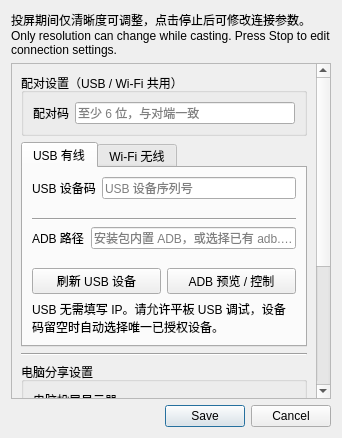
Qt form Fukaros/settings.ui (HuTaoUnknow/Fukaros-Furina) before a commit.
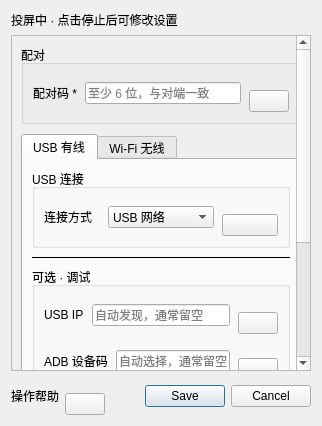
The same form after that commit. Custom widgets are drawn as their Qt base class.

Commit message: Release paired Fukaros 0.4.10 and Furina 0.4.11

Patch:
```diff
--- a/Fukaros/settings.ui
+++ b/Fukaros/settings.ui
@@ -9,8 +9,7 @@
    <item>
     <widget class="QLabel" name="sessionSettingsHint">
      <property name="text">
-      <string>投屏期间仅清晰度可调整，点击停止后可修改连接参数。
-Only resolution can change while casting. Press Stop to edit connection settings.</string>
+      <string>投屏中 · 点击停止后可修改设置</string>
      </property>
      <property name="wordWrap">
       <bool>true</bool>
@@ -27,31 +26,91 @@
      </property>
      <widget class="QWidget" name="settingsContents">
       <layout class="QVBoxLayout" name="settingsLayout">
+       <property name="sizeConstraint">
+        <enum>QLayout::SetMinimumSize</enum>
+       </property>
+       <property name="spacing">
+        <number>10</number>
+       </property>
        <item>
         <widget class="QGroupBox" name="pairingGroup">
          <property name="title">
-          <string>配对设置（USB / Wi-Fi 共用）</string>
+          <string>配对</string>
          </property>
          <layout class="QVBoxLayout" name="pairingGroupLayout">
+          <property name="spacing">
+           <number>8</number>
+          </property>
           <item>
-           <layout class="QFormLayout" name="pairingForm">
-            <item row="0" column="0">
+           <layout class="QHBoxLayout" name="tokenRow">
+            <item>
              <widget class="QLabel" name="tokenLabel">
               <property name="text">
-               <string>配对码</string>
+               <string>配对码 *</string>
               </property>
               <property name="wordWrap">
                <bool>true</bool>
               </property>
              </widget>
             </item>
-            <item row="0" column="1">
+            <item>
              <widget class="QLineEdit" name="token">
               <property name="placeholderText">
                <string>至少 6 位，与对端一致</string>
               </property>
+              <property name="readOnly">
+               <bool>false</bool>
+              </property>
              </widget>
             </item>
+            <item>
+             <layout class="QVBoxLayout" name="pairingHelpLayout">
+              <property name="spacing">
+               <number>0</number>
+              </property>
+              <property name="leftMargin">
+               <number>0</number>
+              </property>
+              <property name="topMargin">
+               <number>0</number>
+              </property>
+              <property name="rightMargin">
+               <number>0</number>
+              </property>
+              <property name="bottomMargin">
+               <number>0</number>
+              </property>
+              <item>
+               <spacer name="pairingHelpSpring">
+                <property name="orientation">
+                 <enum>Qt::Vertical</enum>
+                </property>
+                <property name="sizeType">
+                 <enum>QSizePolicy::Minimum</enum>
+                </property>
+                <property name="sizeHint" stdset="0">
+                 <size>
+                  <width>0</width>
+                  <height>16</height>
+                 </size>
+                </property>
+               </spacer>
+              </item>
+              <item>
+               <widget class="StepHelpButton" name="pairingHelp">
+                <property name="helpTitle" stdset="0">
+                 <string>配对设置</string>
+                </property>
+                <property name="steps" stdset="0">
+                 <string>1. 在平板 Furina 的设置中查看配对码。
+2. 在电脑 Fukaros 填入相同的配对码，至少 6 位。
+3. 保存两端设置，再选择投屏方向并按开始。
+4. 对端点击“同意”后开始投屏。</string>
+                </property>
+               </widget>
+              </item>
+             </layout>
+            </item>
            </layout>
           </item>
          </layout>
@@ -64,26 +123,106 @@
            <string>USB 有线</string>
           </attribute>
           <layout class="QVBoxLayout" name="usbPageLayout">
+           <property name="spacing">
+            <number>8</number>
+           </property>
+           <property name="sizeConstraint">
+            <enum>QLayout::SetMinimumSize</enum>
+           </property>
            <item>
-            <layout class="QFormLayout" name="usbPageForm">
-             <item row="0" column="0">
-              <widget class="QLabel" name="serialLabel">
-               <property name="text">
-                <string>USB 设备码</string>
-               </property>
-               <property name="wordWrap">
-                <bool>true</bool>
-               </property>
-              </widget>
-             </item>
-             <item row="0" column="1">
-              <widget class="QLineEdit" name="serial">
-               <property name="placeholderText">
-                <string>USB 设备序列号</string>
-               </property>
-              </widget>
-             </item>
-            </layout>
+            <widget class="QGroupBox" name="usbPrimaryGroup">
+             <property name="title">
+              <string>USB 连接</string>
+             </property>
+             <property name="settingsRole" stdset="0">
+              <string>required</string>
+             </property>
+             <layout class="QVBoxLayout" name="usbPrimaryGroupLayout">
+              <property name="spacing">
+               <number>8</number>
+              </property>
+              <item>
+               <layout class="QHBoxLayout" name="usbModeRow">
+                <item>
+                 <widget class="QLabel" name="usbModeLabel">
+                  <property name="text">
+                   <string>连接方式</string>
+                  </property>
+                  <property name="wordWrap">
+                   <bool>true</bool>
+                  </property>
+                 </widget>
+                </item>
+                <item>
+                 <widget class="FurinaComboBox" name="usbMode">
+                  <item>
+                   <property name="text">
+                    <string>USB 网络</string>
+                   </property>
+                  </item>
+                  <item>
+                   <property name="text">
+                    <string>ADB 兼容模式</string>
+                   </property>
+                  </item>
+                 </widget>
+                </item>
+                <item>
+                 <layout class="QVBoxLayout" name="usbStepsLayout">
+                  <property name="spacing">
+                   <number>0</number>
+                  </property>
+                  <property name="leftMargin">
+                   <number>0</number>
+                  </property>
+                  <property name="topMargin">
+                   <number>0</number>
+                  </property>
+                  <property name="rightMargin">
+                   <number>0</number>
+                  </property>
+                  <property name="bottomMargin">
+                   <number>0</number>
+                  </property>
+                  <item>
+                   <spacer name="usbStepsSpring">
+                    <property name="orientation">
+                     <enum>Qt::Vertical</enum>
+                    </property>
+                    <property name="sizeType">
+                     <enum>QSizePolicy::Minimum</enum>
+                    </property>
+                    <property name="sizeHint" stdset="0">
+                     <size>
+                      <width>0</width>
+                      <height>16</height>
+                     </size>
+                    </property>
+                   </spacer>
+                  </item>
+                  <item>
+                   <widget class="StepHelpButton" name="usbSteps">
+                    <property name="helpTitle" stdset="0">
+                     <string>USB 操作步骤</string>
+                    </property>
+                    <property name="steps" stdset="0">
+                     <string>1. 接好支持数据传输的 USB 数据线。
+2. 在平板系统设置中开启“USB 网络共享”。
+3. Furina 选择 USB 有线，保存后按开始。
+4. 电脑连接方式选择“USB 网络”，USB IP 留空即可自动寻找。
+5. 配对码与平板一致，保存后按开始，由对端同意。
+6. 无需 USB 调试；仅插线、充电或文件传输模式无法投屏。
+
+ADB 兼容模式：请先开启平板 USB 调试，并允许电脑授权。</string>
+                    </property>
+                   </widget>
+                  </item>
+                 </layout>
+                </item>
+               </layout>
+              </item>
+             </layout>
+            </widget>
            </item>
            <item>
             <widget class="QFrame" name="usbSeparator">
@@ -91,58 +230,233 @@
               <enum>QFrame::HLine</enum>
              </property>
              <property name="frameShadow">
-              <enum>QFrame::Sunken</enum>
+              <enum>QFrame::Plain</enum>
              </property>
             </widget>
            </item>
            <item>
-            <layout class="QFormLayout" name="adbForm">
-             <item row="0" column="0">
-              <widget class="QLabel" name="adbPathLabel">
-               <property name="text">
-                <string>ADB 路径</string>
-               </property>
-               <property name="wordWrap">
-                <bool>true</bool>
-               </property>
-              </widget>
-             </item>
-             <item row="0" column="1">
-              <widget class="QLineEdit" name="adbPath">
-               <property name="placeholderText">
-                <string>安装包内置 ADB，或选择已有 adb.exe</string>
-               </property>
-              </widget>
-             </item>
-            </layout>
+            <widget class="QGroupBox" name="usbDebugGroup">
+             <property name="title">
+              <string>可选 · 调试</string>
+             </property>
+             <property name="settingsRole" stdset="0">
+              <string>optional</string>
+             </property>
+             <layout class="QVBoxLayout" name="usbDebugGroupLayout">
+              <property name="spacing">
+               <number>8</number>
+              </property>
+              <item>
+               <layout class="QHBoxLayout" name="usbHostRow">
+                <item>
+                 <widget class="QLabel" name="usbHostLabel">
+                  <property name="text">
+                   <string>USB IP</string>
+                  </property>
+                  <property name="wordWrap">
+                   <bool>true</bool>
+                  </property>
+                 </widget>
+                </item>
+                <item>
+                 <widget class="QLineEdit" name="usbHost">
+                  <property name="placeholderText">
+                   <string>自动发现，通常留空</string>
+                  </property>
+                  <property name="readOnly">
+                   <bool>false</bool>
+                  </property>
+                  <property name="settingsRole" stdset="0">
+                   <string>optional</string>
+                  </property>
+                 </widget>
+                </item>
+                <item>
+                 <layout class="QVBoxLayout" name="usbIpHelpLayout">
+                  <property name="spacing">
+                   <number>0</number>
+                  </property>
+                  <property name="leftMargin">
+                   <number>0</number>
+                  </property>
+                  <property name="topMargin">
+                   <number>0</number>
+                  </property>
+                  <property name="rightMargin">
+                   <number>0</number>
+                  </property>
+                  <property name="bottomMargin">
+                   <number>0</number>
+                  </property>
+                  <item>
+                   <spacer name="usbIpHelpSpring">
+                    <property name="orientation">
+                     <enum>Qt::Vertical</enum>
+                    </property>
+                    <property name="sizeType">
+                     <enum>QSizePolicy::Minimum</enum>
+                    </property>
+                    <property name="sizeHint" stdset="0">
+                     <size>
+                      <width>0</width>
+                      <height>16</height>
+                     </size>
+                    </property>
+                   </spacer>
+                  </item>
+                  <item>
+                   <widget class="StepHelpButton" name="usbIpHelp">
+                    <property name="helpTitle" stdset="0">
+                     <string>USB IP（可选）</string>
+                    </property>
+                    <property name="steps" stdset="0">
+                     <string>1. 通常保持空白，电脑会自动寻找平板。
+2. 自动寻找失败或连接多个设备时，在 Furina 的 USB 页刷新 USB IP。
+3. 将该 USB IP 填到这里，不能填写 Wi-Fi IP。
+4. 保存后按开始重新连接。</string>
+                    </property>
+                   </widget>
+                  </item>
+                 </layout>
+                </item>
+               </layout>
+              </item>
+              <item>
+               <layout class="QHBoxLayout" name="serialRow">
+                <item>
+                 <widget class="QLabel" name="serialLabel">
+                  <property name="text">
+                   <string>ADB 设备码</string>
+                  </property>
+                  <property name="wordWrap">
+                   <bool>true</bool>
+                  </property>
+                 </widget>
+                </item>
+                <item>
+                 <widget class="QLineEdit" name="serial">
+                  <property name="placeholderText">
+                   <string>自动选择，通常留空</string>
+                  </property>
+                  <property name="readOnly">
+                   <bool>false</bool>
+                  </property>
+                  <property name="settingsRole" stdset="0">
+                   <string>optional</string>
+                  </property>
+                 </widget>
+                </item>
+                <item>
+                 <layout class="QVBoxLayout" name="adbHelpLayout">
+                  <property name="spacing">
+                   <number>0</number>
+                  </property>
+                  <property name="leftMargin">
+                   <number>0</number>
+                  </property>
+                  <property name="topMargin">
+                   <number>0</number>
+                  </property>
+                  <property name="rightMargin">
+                   <number>0</number>
+                  </property>
+                  <property name="bottomMargin">
+                   <number>0</number>
+                  </property>
+                  <item>
+                   <spacer name="adbHelpSpring">
+                    <property name="orientation">
+                     <enum>Qt::Vertical</enum>
+                    </property>
+                    <property name="sizeType">
+                     <enum>QSizePolicy::Minimum</enum>
+                    </property>
+                    <property name="sizeHint" stdset="0">
+                     <size>
+                      <width>0</width>
+                      <height>16</height>
+                     </size>
+                    </property>
+                   </spacer>
+                  </item>
+                  <item>
+                   <widget class="StepHelpButton" name="adbHelp">
+                    <property name="helpTitle" stdset="0">
+                     <string>ADB 调试</string>
+                    </property>
+                    <property name="steps" stdset="0">
+                     <string>1. 只有使用 ADB 兼容模式或调试时才需要这里的参数。
+2. 平板开启 USB 调试并允许电脑授权。
+3. ADB 路径默认使用内置程序，设备码留空时自动选择唯一已授权设备。
+4. 多设备时点击“刷新设备”，选择目标序列号。
+5. 正常 USB 网络投屏不需要填写这些 ADB 参数。</string>
+                    </property>
+                   </widget>
+                  </item>
+                 </layout>
+                </item>
+               </layout>
+              </item>
+              <item>
+               <layout class="QHBoxLayout" name="adbPathRow">
+                <item>
+                 <widget class="QLabel" name="adbPathLabel">
+                  <property name="text">
+                   <string>ADB 路径</string>
+                  </property>
+                  <property name="wordWrap">
+                   <bool>true</bool>
+                  </property>
+                 </widget>
+                </item>
+                <item>
+                 <widget class="QLineEdit" name="adbPath">
+                  <property name="placeholderText">
+                   <string>默认内置 ADB</string>
+                  </property>
+                  <property name="readOnly">
+                   <bool>false</bool>
+                  </property>
+                  <property name="settingsRole" stdset="0">
+                   <string>optional</string>
+                  </property>
+                 </widget>
+                </item>
+               </layout>
+              </item>
+              <item>
+               <layout class="QHBoxLayout" name="usbActions">
+                <item>
+                 <widget class="QPushButton" name="refresh">
+                  <property name="text">
+                   <string>刷新设备</string>
+                  </property>
+                 </widget>
+                </item>
+                <item>
+                 <widget class="QPushButton" name="adbPreview">
+                  <property name="text">
+                   <string>ADB 预览</string>
+                  </property>
+                 </widget>
+                </item>
+               </layout>
+              </item>
+             </layout>
+            </widget>
            </item>
            <item>
-            <layout class="QHBoxLayout" name="usbActions">
-             <item>
-              <widget class="QPushButton" name="refresh">
-               <property name="text">
-                <string>刷新 USB 设备</string>
-               </property>
-              </widget>
-             </item>
-             <item>
-              <widget class="QPushButton" name="adbPreview">
-               <property name="text">
-                <string>ADB 预览 / 控制</string>
-               </property>
-              </widget>
-             </item>
-            </layout>
-           </item>
-           <item>
-            <widget class="QLabel" name="usbHint">
-             <property name="text">
-              <string>USB 无需填写 IP。请允许平板 USB 调试，设备码留空时自动选择唯一已授权设备。</string>
+            <spacer name="usbPageStretch">
+             <property name="orientation">
+              <enum>Qt::Vertical</enum>
              </property>
-             <property name="wordWrap">
-              <bool>true</bool>
+             <property name="sizeHint" stdset="0">
+              <size>
+               <width>0</width>
+               <height>0</height>
+              </size>
              </property>
-            </widget>
+            </spacer>
            </item>
           </layout>
          </widget>
@@ -151,26 +465,102 @@
            <string>Wi-Fi 无线</string>
           </attribute>
           <layout class="QVBoxLayout" name="wifiPageLayout">
+           <property name="spacing">
+            <number>8</number>
+           </property>
+           <property name="sizeConstraint">
+            <enum>QLayout::SetMinimumSize</enum>
+           </property>
            <item>
-            <layout class="QFormLayout" name="wifiPageForm">
-             <item row="0" column="0">
-              <widget class="QLabel" name="hostLabel">
-               <property name="text">
-                <string>平板 IP 地址</string>
-               </property>
-               <property name="wordWrap">
-                <bool>true</bool>
-               </property>
-              </widget>
-             </item>
-             <item row="0" column="1">
-              <widget class="QLineEdit" name="host">
-               <property name="placeholderText">
-                <string>例如 192.168.1.100</string>
-               </property>
-              </widget>
-             </item>
-            </layout>
+            <widget class="QGroupBox" name="wifiRequiredGroup">
+             <property name="title">
+              <string>必填 · Wi-Fi</string>
+             </property>
+             <property name="settingsRole" stdset="0">
+              <string>required</string>
+             </property>
+             <layout class="QVBoxLayout" name="wifiRequiredGroupLayout">
+              <property name="spacing">
+               <number>8</number>
+              </property>
+              <item>
+               <layout class="QHBoxLayout" name="hostRow">
+                <item>
+                 <widget class="QLabel" name="hostLabel">
+                  <property name="text">
+                   <string>平板 IP *</string>
+                  </property>
+                  <property name="wordWrap">
+                   <bool>true</bool>
+                  </property>
+                 </widget>
+                </item>
+                <item>
+                 <widget class="QLineEdit" name="host">
+                  <property name="placeholderText">
+                   <string>例如 192.168.1.100</string>
+                  </property>
+                  <property name="readOnly">
+                   <bool>false</bool>
+                  </property>
+                  <property name="settingsRole" stdset="0">
+                   <string>required</string>
+                  </property>
+                 </widget>
+                </item>
+                <item>
+                 <layout class="QVBoxLayout" name="wifiStepsLayout">
+                  <property name="spacing">
+                   <number>0</number>
+                  </property>
+                  <property name="leftMargin">
+                   <number>0</number>
+                  </property>
+                  <property name="topMargin">
+                   <number>0</number>
+                  </property>
+                  <property name="rightMargin">
+                   <number>0</number>
+                  </property>
+                  <property name="bottomMargin">
+                   <number>0</number>
+                  </property>
+                  <item>
+                   <spacer name="wifiStepsSpring">
+                    <property name="orientation">
+                     <enum>Qt::Vertical</enum>
+                    </property>
+                    <property name="sizeType">
+                     <enum>QSizePolicy::Minimum</enum>
+                    </property>
+                    <property name="sizeHint" stdset="0">
+                     <size>
+                      <width>0</width>
+                      <height>16</height>
+                     </size>
+                    </property>
+                   </spacer>
+                  </item>
+                  <item>
+                   <widget class="StepHelpButton" name="wifiSteps">
+                    <property name="helpTitle" stdset="0">
+                     <string>Wi-Fi 操作步骤</string>
+                    </property>
+                    <property name="steps" stdset="0">
+                     <string>1. 两端连接同一局域网。
+2. 在 Furina 的 Wi-Fi 页查看本机 IP，并按开始。
+3. 电脑填写该平板 IP，配对码与平板一致。
+4. 保存电脑设置后按开始，对端点击同意。
+5. 正常 Wi-Fi 投屏不需要无线 ADB。</string>
+                    </property>
+                   </widget>
+                  </item>
+                 </layout>
+                </item>
+               </layout>
+              </item>
+             </layout>
+            </widget>
            </item>
            <item>
             <widget class="QFrame" name="wifiSeparator">
@@ -178,57 +568,119 @@
               <enum>QFrame::HLine</enum>
              </property>
              <property name="frameShadow">
-              <enum>QFrame::Sunken</enum>
+              <enum>QFrame::Plain</enum>
              </property>
             </widget>
            </item>
            <item>
-            <widget class="QLabel" name="wifiDebugTitle">
-             <property name="text">
-              <string>无线 ADB（可选调试参数）</string>
+            <widget class="QGroupBox" name="wifiDebugGroup">
+             <property name="title">
+              <string>可选 · 调试</string>
              </property>
-             <property name="wordWrap">
-              <bool>true</bool>
+             <property name="settingsRole" stdset="0">
+              <string>optional</string>
              </property>
+             <layout class="QVBoxLayout" name="wifiDebugGroupLayout">
+              <property name="spacing">
+               <number>8</number>
+              </property>
+              <item>
+               <layout class="QHBoxLayout" name="adbEndpointRow">
+                <item>
+                 <widget class="QLabel" name="adbEndpointLabel">
+                  <property name="text">
+                   <string>ADB 地址</string>
+                  </property>
+                  <property name="wordWrap">
+                   <bool>true</bool>
+                  </property>
+                 </widget>
+                </item>
+                <item>
+                 <widget class="QLineEdit" name="adbEndpoint">
+                  <property name="placeholderText">
+                   <string>通常留空，调试时填 IP:端口</string>
+                  </property>
+                  <property name="readOnly">
+                   <bool>false</bool>
+                  </property>
+                  <property name="settingsRole" stdset="0">
+                   <string>optional</string>
+                  </property>
+                 </widget>
+                </item>
+                <item>
+                 <layout class="QVBoxLayout" name="wirelessAdbHelpLayout">
+                  <property name="spacing">
+                   <number>0</number>
+                  </property>
+                  <property name="leftMargin">
+                   <number>0</number>
+                  </property>
+                  <property name="topMargin">
+                   <number>0</number>
+                  </property>
+                  <property name="rightMargin">
+                   <number>0</number>
+                  </property>
+                  <property name="bottomMargin">
+                   <number>0</number>
+                  </property>
+                  <item>
+                   <spacer name="wirelessAdbHelpSpring">
+                    <property name="orientation">
+                     <enum>Qt::Vertical</enum>
+                    </property>
+                    <property name="sizeType">
+                     <enum>QSizePolicy::Minimum</enum>
+                    </property>
+                    <property name="sizeHint" stdset="0">
+                     <size>
+                      <width>0</width>
+                      <height>16</height>
+                     </size>
+                    </property>
+                   </spacer>
+                  </item>
+                  <item>
+                   <widget class="StepHelpButton" name="wirelessAdbHelp">
+                    <property name="helpTitle" stdset="0">
+                     <string>无线 ADB 调试</string>
+                    </property>
+                    <property name="steps" stdset="0">
+                     <string>1. 正常 Wi-Fi 投屏可以完全留空。
+2. 仅调试时，在 Android 无线调试页完成 adb pair 配对。
+3. 填写 IP:调试端口，点击“连接 ADB”。
+4. 调试端口与投屏端口不是同一个端口。</string>
+                    </property>
+                   </widget>
+                  </item>
+                 </layout>
+                </item>
+               </layout>
+              </item>
+              <item>
+               <widget class="QPushButton" name="adbConnect">
+                <property name="text">
+                 <string>连接 ADB</string>
+                </property>
+               </widget>
+              </item>
+             </layout>
             </widget>
            </item>
            <item>
-            <layout class="QFormLayout" name="wirelessAdbForm">
-             <item row="0" column="0">
-              <widget class="QLabel" name="adbEndpointLabel">
-               <property name="text">
-                <string>调试地址</string>
-               </property>
-               <property name="wordWrap">
-                <bool>true</bool>
-               </property>
-              </widget>
-             </item>
-             <item row="0" column="1">
-              <widget class="QLineEdit" name="adbEndpoint">
-               <property name="placeholderText">
-                <string>IP:调试端口</string>
-               </property>
-              </widget>
-             </item>
-            </layout>
-           </item>
-           <item>
-            <widget class="QPushButton" name="adbConnect">
-             <property name="text">
-              <string>连接无线 ADB</string>
+            <spacer name="wifiPageStretch">
+             <property name="orientation">
+              <enum>Qt::Vertical</enum>
              </property>
-            </widget>
-           </item>
-           <item>
-            <widget class="QLabel" name="wifiHint">
-             <property name="text">
-              <string>正常 Wi-Fi 投屏只需平板 IP 与共用配对码；无线 ADB 用于调试。</string>
+             <property name="sizeHint" stdset="0">
+              <size>
+               <width>0</width>
+               <height>0</height>
+              </size>
              </property>
-             <property name="wordWrap">
-              <bool>true</bool>
-             </property>
-            </widget>
+            </spacer>
            </item>
           </layout>
          </widget>
@@ -240,56 +692,19 @@
           <enum>QFrame::HLine</enum>
          </property>
          <property name="frameShadow">
-          <enum>QFrame::Sunken</enum>
+          <enum>QFrame::Plain</enum>
          </property>
         </widget>
        </item>
-       <item>
-        <widget class="QGroupBox" name="displayGroup">
-         <property name="title">
-          <string>电脑分享设置</string>
-         </property>
-         <layout class="QVBoxLayout" name="displayGroupLayout">
-          <item>
-           <widget class="QLabel" name="castSourceLabel">
-            <property name="text">
-             <string>电脑投屏显示器</string>
-            </property>
-            <property name="wordWrap">
-             <bool>true</bool>
-            </property>
-           </widget>
-          </item>
-          <item>
-           <widget class="FurinaComboBox" name="castSource" />
-          </item>
-          <item>
-           <layout class="QHBoxLayout" name="screenActions">
-            <item>
-             <widget class="QPushButton" name="refreshScreens">
-              <property name="text">
-               <string>刷新显示器</string>
-              </property>
-             </widget>
-            </item>
-            <item>
-             <widget class="QPushButton" name="displaySettings">
-              <property name="text">
-               <string>Windows 显示设置</string>
-              </property>
-             </widget>
-            </item>
-           </layout>
-          </item>
-         </layout>
-        </widget>
-       </item>
        <item>
         <widget class="QGroupBox" name="navigationGroup">
          <property name="title">
-          <string>平板导航</string>
+          <string>可选 · 平板导航</string>
          </property>
          <layout class="QVBoxLayout" name="navigationGroupLayout">
+          <property name="spacing">
+           <number>8</number>
+          </property>
           <item>
            <layout class="QHBoxLayout" name="navigation">
             <item>
@@ -318,26 +733,92 @@
          </layout>
         </widget>
        </item>
-       <item>
-        <widget class="QLabel" name="connectionHint">
-         <property name="text">
-          <string>先配置连接参数并保存，再按开始。投屏开始后点击停止才能改变投屏方式。</string>
-         </property>
-         <property name="wordWrap">
-          <bool>true</bool>
-         </property>
-        </widget>
-       </item>
       </layout>
      </widget>
     </widget>
    </item>
    <item>
-    <widget class="QDialogButtonBox" name="buttonBox">
-     <property name="standardButtons">
-      <set>QDialogButtonBox::Cancel|QDialogButtonBox::Save</set>
-     </property>
-    </widget>
+    <layout class="QHBoxLayout" name="settingsFooter">
+     <item>
+      <widget class="QLabel" name="stepsLabel">
+       <property name="text">
+        <string>操作帮助</string>
+       </property>
+       <property name="wordWrap">
+        <bool>true</bool>
+       </property>
+      </widget>
+     </item>
+     <item>
+      <layout class="QVBoxLayout" name="connectionHelpLayout">
+       <property name="spacing">
+        <number>0</number>
+       </property>
+       <property name="leftMargin">
+        <number>0</number>
+       </property>
+       <property name="topMargin">
+        <number>0</number>
+       </property>
+       <property name="rightMargin">
+        <number>0</number>
+       </property>
+       <property name="bottomMargin">
+        <number>0</number>
+       </property>
+       <item>
+        <spacer name="connectionHelpSpring">
+         <property name="orientation">
+          <enum>Qt::Vertical</enum>
+         </property>
+         <property name="sizeType">
+          <enum>QSizePolicy::Minimum</enum>
+         </property>
+         <property name="sizeHint" stdset="0">
+          <size>
+           <width>0</width>
+           <height>16</height>
+          </size>
+         </property>
+        </spacer>
+       </item>
+       <item>
+        <widget class="StepHelpButton" name="connectionHelp">
+         <property name="helpTitle" stdset="0">
+          <string>开始 / 停止</string>
+         </property>
+         <property name="steps" stdset="0">
+          <string>1. 先填写绿色区域，并保存设置；黄色区域通常可保留默认值。
+2. 主界面选择分享或获取屏幕，再选择复制/扩展和清晰度。
+3. 点击 ▶ 开始，转圈时等待连接和对端同意。
+4. 连接后点击 ‖ 停止，两端同步停止。
+5. 投屏期间仅清晰度可修改，要更换方向或连接参数，请先停止。</string>
+         </property>
+        </widget>
+       </item>
+      </layout>
+     </item>
+     <item>
+      <spacer name="settingsFooterStretch">
+       <property name="orientation">
+        <enum>Qt::Horizontal</enum>
+       </property>
+       <property name="sizeHint" stdset="0">
+        <size>
+         <width>12</width>
+         <height>0</height>
+        </size>
+       </property>
+      </spacer>
+     </item>
+     <item>
+      <widget class="QDialogButtonBox" name="buttonBox">
+       <property name="standardButtons">
+        <set>QDialogButtonBox::Cancel|QDialogButtonBox::Save</set>
+       </property>
+      </widget>
+     </item>
+    </layout>
    </item>
   </layout>
  </widget>
@@ -357,6 +838,11 @@
   </connection>
  </connections>
  <customwidgets>
+  <customwidget>
+   <class>StepHelpButton</class>
+   <extends>QPushButton</extends>
+   <header>settings_support.h</header>
+  </customwidget>
   <customwidget>
    <class>FurinaComboBox</class>
    <extends>QComboBox</extends>
```
Left out of the diff: 2 changed lines with no effect on the pictures. The commit also changes 73 other files.
